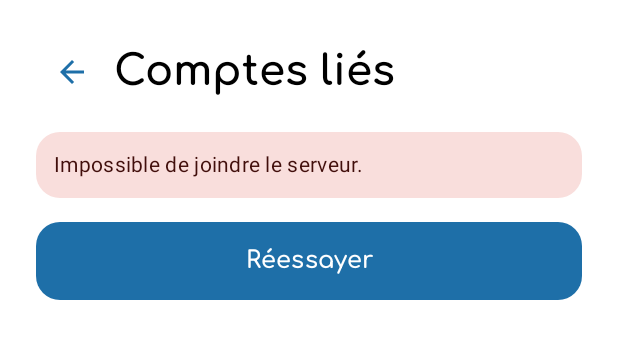
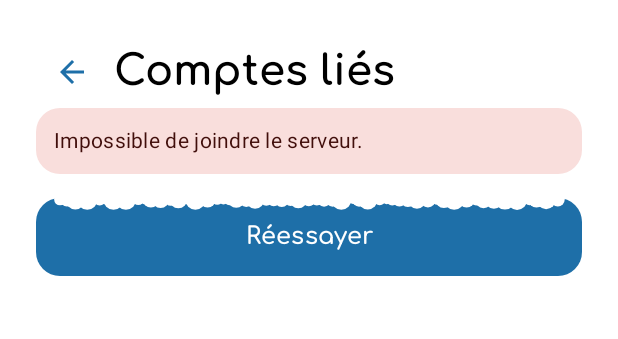
Before and after one commit to Noobliz/Music-room, an Android app built with Jetpack Compose: the @Preview function LinkedAccountsLoadFailedPreview, on a phone screen of 412 x 824 dp. Shown: the top 339 px of the screen. Run offline under Robolectric (Android 15) with nearby library versions, the phone set to English and light mode, and no system bars.

Commit message:
ui: snowcap on top of primarybuttons

```diff
--- a/mobile/app/src/main/java/com/example/musicroom/core/ui/Components.kt
+++ b/mobile/app/src/main/java/com/example/musicroom/core/ui/Components.kt
@@ -87,7 +87,8 @@ fun PrimaryButton(
         shape = MaterialTheme.shapes.medium,
         modifier = modifier
             .fillMaxWidth()
-            .heightIn(min = 52.dp),
+            .heightIn(min = 52.dp)
+            .snowCap(),
     ) {
         if (loading) {
             CircularProgressIndicator(
--- /dev/null
+++ b/mobile/app/src/main/java/com/example/musicroom/core/ui/SnowCap.kt
@@ -0,0 +1,27 @@
+package com.example.musicroom.core.ui
+
+import androidx.compose.ui.Modifier
+import androidx.compose.ui.draw.drawWithCache
+import androidx.compose.ui.geometry.Offset
+import androidx.compose.ui.graphics.Color
+import androidx.compose.ui.unit.dp
+import kotlin.random.Random
+
+fun Modifier.snowCap(color: Color = Color.White): Modifier =
+    this.drawWithCache {
+        // Calculé une seule fois par taille d'élément (pas à chaque image)
+        val random = Random(seed = 42)
+        val bumps: MutableList<Pair<Offset, Float>> = mutableListOf()
+        var x = 16.dp.toPx()
+        while (x < size.width - 16.dp.toPx()) {
+            val radius: Float = (3 + random.nextFloat() * 4).dp.toPx()
+            bumps.add(Offset(x, 1.dp.toPx()) to radius)
+            x += radius * 1.2f // les cercles se chevauchent
+        }
+        onDrawWithContent {
+            drawContent()
+            bumps.forEach { (center: Offset, radius: Float) ->
+                drawCircle(color = color, radius = radius, center = center)// la neige
+            }
+        }
+    }
--- a/mobile/app/src/main/java/com/example/musicroom/feature/auth/ui/LinkedAccountsScreen.kt
+++ b/mobile/app/src/main/java/com/example/musicroom/feature/auth/ui/LinkedAccountsScreen.kt
@@ -37,13 +37,15 @@ fun LinkedAccountsScreen(
     Column(
         modifier = modifier
             .fillMaxSize()
-            .verticalScroll(rememberScrollState())
             .padding(24.dp),
+    ) {
+        ScreenHeader(title = "Comptes liés", onBackClick = onBackClick)
+        Column(
+            modifier = Modifier
+                .weight(1f)
+                .verticalScroll(rememberScrollState()),
             verticalArrangement = Arrangement.spacedBy(16.dp),
         ) {
-
-        ScreenHeader(title = "Comptes liés", onBackClick = onBackClick)
-
             when (state) {
                 LinkedAccountsState.Loading -> {
                     CircularProgressIndicator(
@@ -107,7 +109,7 @@ fun LinkedAccountsScreen(
                     }
                 }
             }
-
+        }
     }
 }
 
```
Also changed, not shown: mobile/app/src/main/java/com/example/musicroom/core/ui/Snowfall.kt (+16 -14 lines), mobile/app/src/main/java/com/example/musicroom/feature/friends/ui/UserProfileScreen.kt (+7 -4 lines), mobile/app/src/main/java/com/example/musicroom/feature/friends/ui/UserSearchScreen.kt (+7 -4 lines), mobile/app/src/main/java/com/example/musicroom/feature/home/ui/HomeScreen.kt (+12 -2 lines), mobile/app/src/main/java/com/example/musicroom/feature/profile/ui/ProfileScreen.kt (+7 -4 lines). Lines whose indentation alone changed are shown as unchanged.
